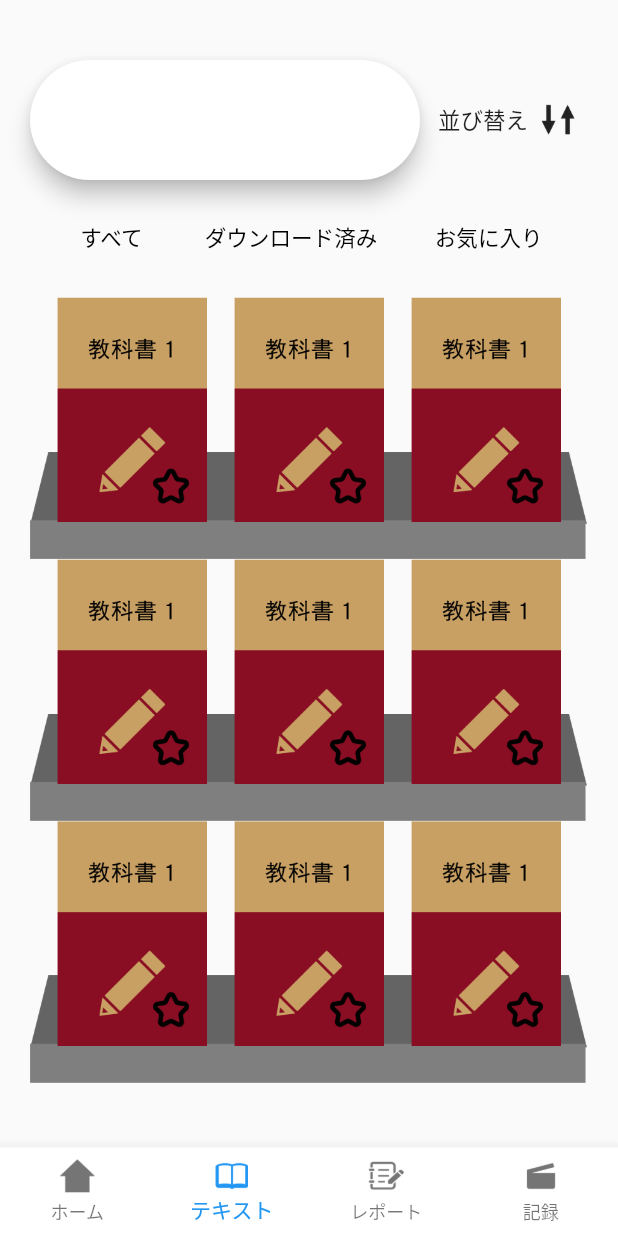
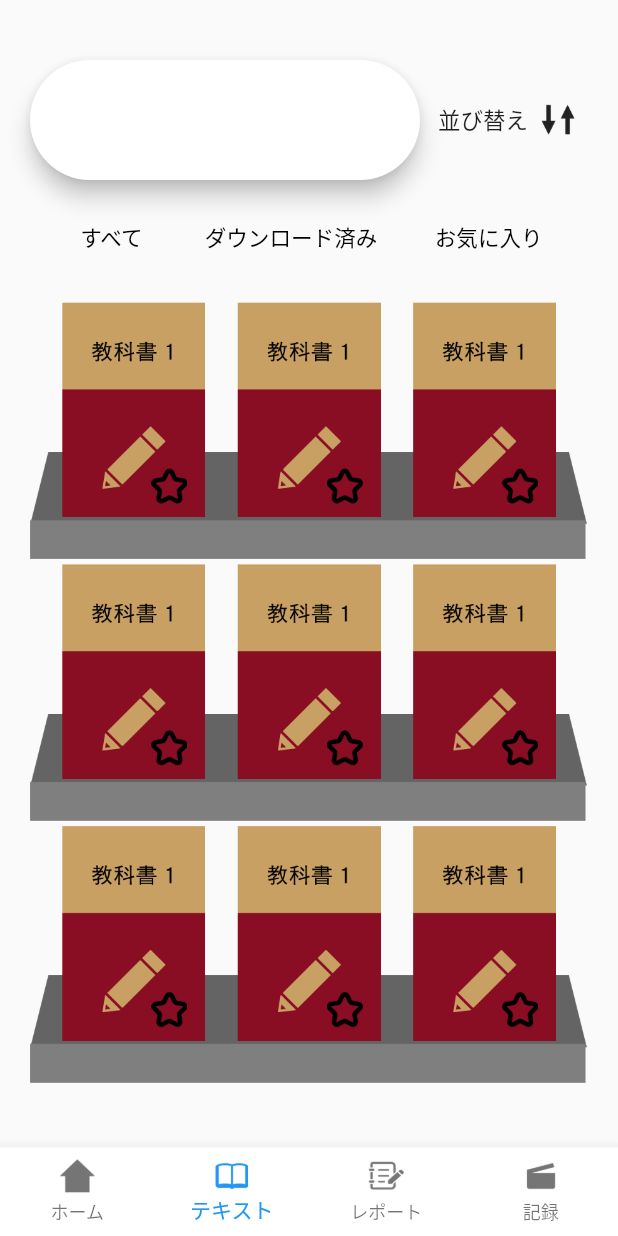
Before and after one commit to kogepan159/study_book, a Flutter app: the screen it shows after launch, item 2 of the bottom bar chosen, on a phone screen of 412 x 824 dp. Run offline on Flutter 3.47's test engine with Material 2 defaults, Android fonts, the phone set to English and light mode, and no system bars; drawn by our look-alikes of carousel_slider; our stand-ins replace image_picker, permission_handler, video_player; missing offline and left inert: flappy_search_bar, video_thumbnail.

Commit message:
テキスト画面での本棚の個数による本の左寄せ機能の実装

```diff
--- a/lib/text.dart
+++ b/lib/text.dart
@@ -1,3 +1,5 @@
+import 'dart:io';
+
 import 'package:carousel_slider/carousel_slider.dart';
 import 'package:flappy_search_bar/flappy_search_bar.dart';
 import 'package:flutter/material.dart';
@@ -100,10 +102,9 @@ class _TextPageDetail extends State<ChangeForm> {
 
   @override
   Widget build(BuildContext context) {
-    _booksCount = 34;
-
     if(isFirstReload) {
-      books = loadBooks(_booksCount);
+      books = loadBooks();
+      _booksCount = books.length;
       isFirstReload = false;
     }
 
@@ -191,7 +192,8 @@ class _TextPageDetail extends State<ChangeForm> {
     debugPrint('run selectBook(book $bookNumber)');
   }
 
-  List<Book> loadBooks(int booksCount) {
+  List<Book> loadBooks() {
+    int booksCount = 32;
     List<Book> _books = [];
     Book book;
     debugPrint('loadBooks');
@@ -260,6 +262,24 @@ class _TextPageDetail extends State<ChangeForm> {
     for(int i = 0; i < bookMakeCount; i++) {
       bookStacks.add(getBookStack(startBookNumber + i)); // i番目の本のStackを生成
     }
+    print('bookあまり' + (3 - _booksCount %3).toString());
+    print('lineNumber: $lineNumber lastLineNumber: ${_booksCount ~/ 3}');
+    if((lineNumber-1) == _booksCount ~/ 3) {
+      print('run');
+      for(int b = 0; b < (3 - _booksCount % 3); b++) {
+        bookStacks.add(
+            Stack(
+                alignment: AlignmentDirectional.bottomEnd,
+                children: [
+                  Image.asset(
+                      '//text/text_sample5.png',
+                      width: MediaQuery.of(context).size.width / 4.3,
+                      height: MediaQuery.of(context).size.height / 5.5)
+                ]
+            )
+        );
+      }
+    }
     return Row(
       mainAxisAlignment: MainAxisAlignment.spaceEvenly,
       children: bookStacks,
@@ -281,7 +301,10 @@ class _TextPageDetail extends State<ChangeForm> {
   GestureDetector getDetectorBook(int bookNumber) {
     return GestureDetector(
       onTap: () => selectBook(bookNumber),
-      child: Image.asset(books[bookNumber-1].getThumbnailPath(), height: MediaQuery.of(context).size.height / 5.5),
+      child: Image.asset(
+          books[bookNumber-1].getThumbnailPath(),
+          width: MediaQuery.of(context).size.width / 4.3,
+          height: MediaQuery.of(context).size.height / 5.5),
     );
   }
 
@@ -295,10 +318,6 @@ class _TextPageDetail extends State<ChangeForm> {
     );
   }
 
-  Color updateColor() {
-    return Colors.yellow;
-  }
-
   void updateFavoriteState(int bookNumber) {
     debugPrint('pressed book: $bookNumber');
     books[bookNumber].toggleFavorite();
```
